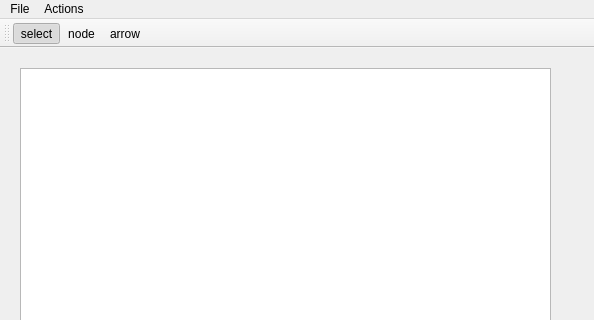
Above: mainwindow.ui from N1kla3/Grap before the change; both pictures show x 0 to 594 and y 0 to 320 of the 594 by 469 pixel window. Below: the same form after it.
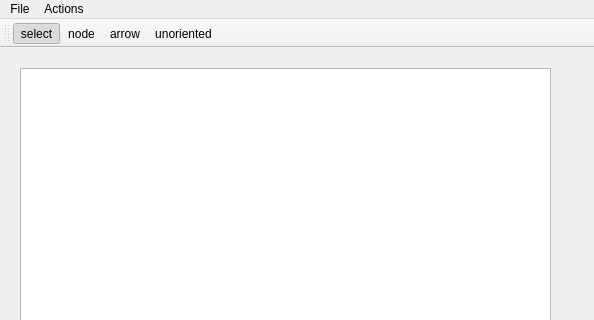
That is the form after the change. Icons and pictures are not drawn.

Commit message: unoriented arrow added

Patch:
```diff
--- a/mainwindow.ui
+++ b/mainwindow.ui
@@ -93,6 +93,7 @@
    <addaction name="actionSelect"/>
    <addaction name="actionNode"/>
    <addaction name="actionArrow"/>
+   <addaction name="actionunoriented"/>
   </widget>
   <action name="actionOpen">
    <property name="text">
@@ -191,6 +192,14 @@
     <string>Diametr, Radius</string>
    </property>
   </action>
+  <action name="actionunoriented">
+   <property name="checkable">
+    <bool>true</bool>
+   </property>
+   <property name="text">
+    <string>unoriented</string>
+   </property>
+  </action>
  </widget>
  <resources/>
  <connections/>
```
The commit also changes 8 other files.
